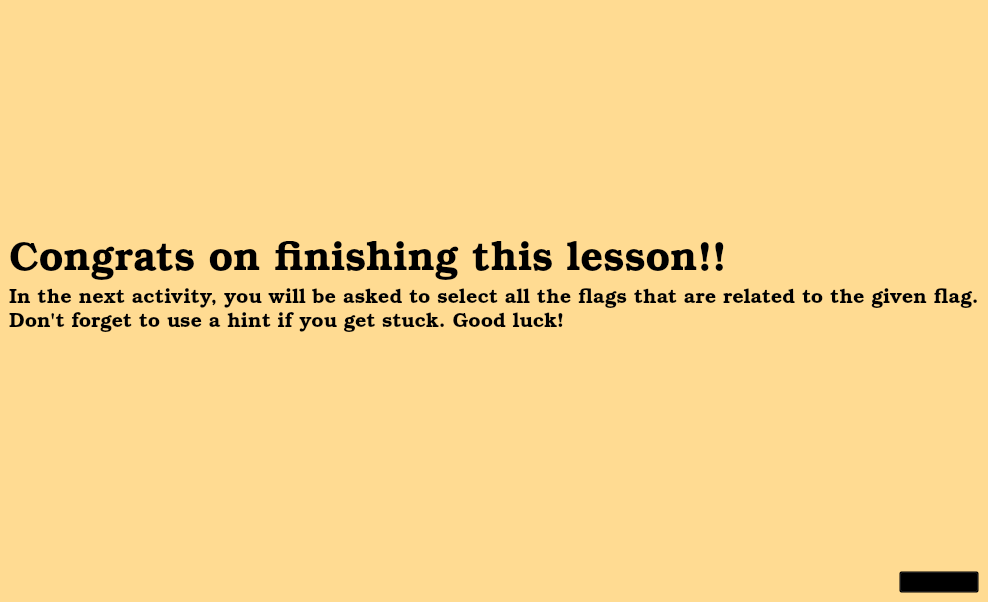
Old version of the form bedistinctiveorrelatedlesson.ui in the repository zxjorge/EDApp.
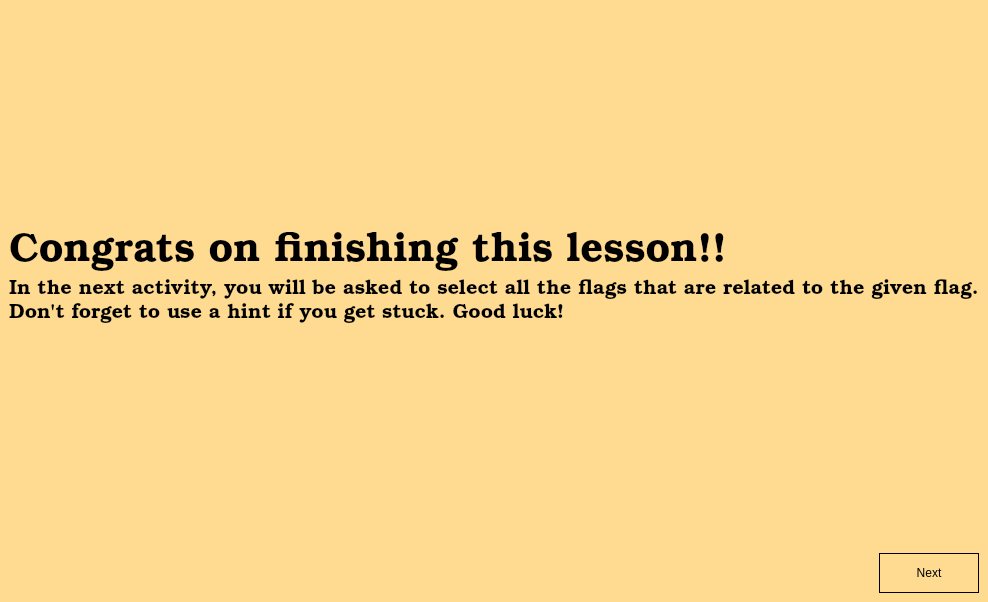
New version of the form. The open tabs and pages were chosen to show the change. Icons and pictures are not drawn.

Commit message: normalized ui's

```diff
--- a/bedistinctiveorrelatedlesson.ui
+++ b/bedistinctiveorrelatedlesson.ui
@@ -736,7 +736,31 @@
      </spacer>
     </item>
     <item>
+     <layout class="QHBoxLayout" name="horizontalLayout_7">
+      <property name="bottomMargin">
+       <number>0</number>
+      </property>
+      <item>
+       <spacer name="horizontalSpacer_5">
+        <property name="orientation">
+         <enum>Qt::Horizontal</enum>
+        </property>
+        <property name="sizeHint" stdset="0">
+         <size>
+          <width>40</width>
+          <height>20</height>
+         </size>
+        </property>
+       </spacer>
+      </item>
+      <item>
      <widget class="QPushButton" name="nextButton_3">
+        <property name="minimumSize">
+         <size>
+          <width>100</width>
+          <height>40</height>
+         </size>
+        </property>
       <property name="maximumSize">
        <size>
         <width>80</width>
@@ -750,12 +774,12 @@
        </size>
       </property>
       <property name="layoutDirection">
-       <enum>Qt::RightToLeft</enum>
+         <enum>Qt::LeftToRight</enum>
       </property>
       <property name="styleSheet">
-       <string notr="true">text-decoration: underline; 
-font: 9pt &quot;Arial Narrow&quot;;
-background-color: transparent;</string>
+         <string notr="true">font: 300 14pt &quot;Bookman Old Style&quot;;
+background-color: transparent;
+border: 1px solid black;</string>
       </property>
       <property name="text">
        <string>Next</string>
@@ -763,6 +787,8 @@
      </widget>
     </item>
    </layout>
+    </item>
+   </layout>
   </widget>
  </widget>
  <resources>
```
Left out of the diff: 38 changed lines with no effect on the pictures. Lines whose indentation alone changed are shown as unchanged. The commit also changes 6 other files.
